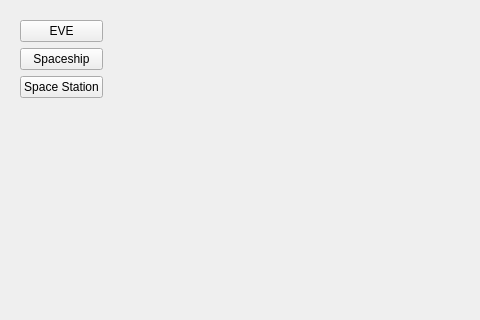
doc2122/space2014, file resources/widget/MayaPyHomeWidget/Widget.ui: the form before one commit; both pictures show x 0 to 480 and y 0 to 320 of the 608 by 422 pixel window.
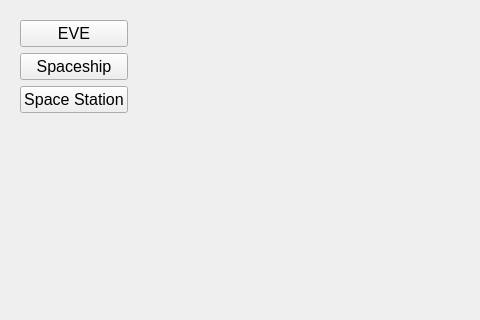
The form after the commit. Icons and pictures are not drawn.

Commit message: Updated Home widget: added icons to buttons

```diff
--- a/resources/widget/MayaPyHomeWidget/Widget.ui
+++ b/resources/widget/MayaPyHomeWidget/Widget.ui
@@ -19,23 +19,68 @@
      <layout class="QVBoxLayout" name="verticalLayout">
       <item>
        <widget class="QPushButton" name="assignment1Btn">
+        <property name="font">
+         <font>
+          <pointsize>12</pointsize>
+         </font>
+        </property>
         <property name="text">
          <string>EVE</string>
         </property>
+        <property name="icon">
+         <iconset resource="resource_Home.qrc">
+          <normaloff>:/images/EVE.png</normaloff>:/images/EVE.png</iconset>
+        </property>
+        <property name="iconSize">
+         <size>
+          <width>50</width>
+          <height>33</height>
+         </size>
+        </property>
        </widget>
       </item>
       <item>
        <widget class="QPushButton" name="assignment2Btn">
+        <property name="font">
+         <font>
+          <pointsize>12</pointsize>
+         </font>
+        </property>
         <property name="text">
          <string>Spaceship</string>
         </property>
+        <property name="icon">
+         <iconset resource="resource_Home.qrc">
+          <normaloff>:/images/spaceShip.png</normaloff>:/images/spaceShip.png</iconset>
+        </property>
+        <property name="iconSize">
+         <size>
+          <width>50</width>
+          <height>25</height>
+         </size>
+        </property>
        </widget>
       </item>
       <item>
        <widget class="QPushButton" name="assignment3Btn">
+        <property name="font">
+         <font>
+          <pointsize>12</pointsize>
+         </font>
+        </property>
         <property name="text">
          <string>Space Station</string>
         </property>
+        <property name="icon">
+         <iconset>
+          <normaloff>://images/spaceStation.png</normaloff>://images/spaceStation.png</iconset>
+        </property>
+        <property name="iconSize">
+         <size>
+          <width>50</width>
+          <height>43</height>
+         </size>
+        </property>
        </widget>
       </item>
       <item>
```
Left out of the diff: 4 changed lines with no effect on the pictures. The commit also changes 4 other files.
